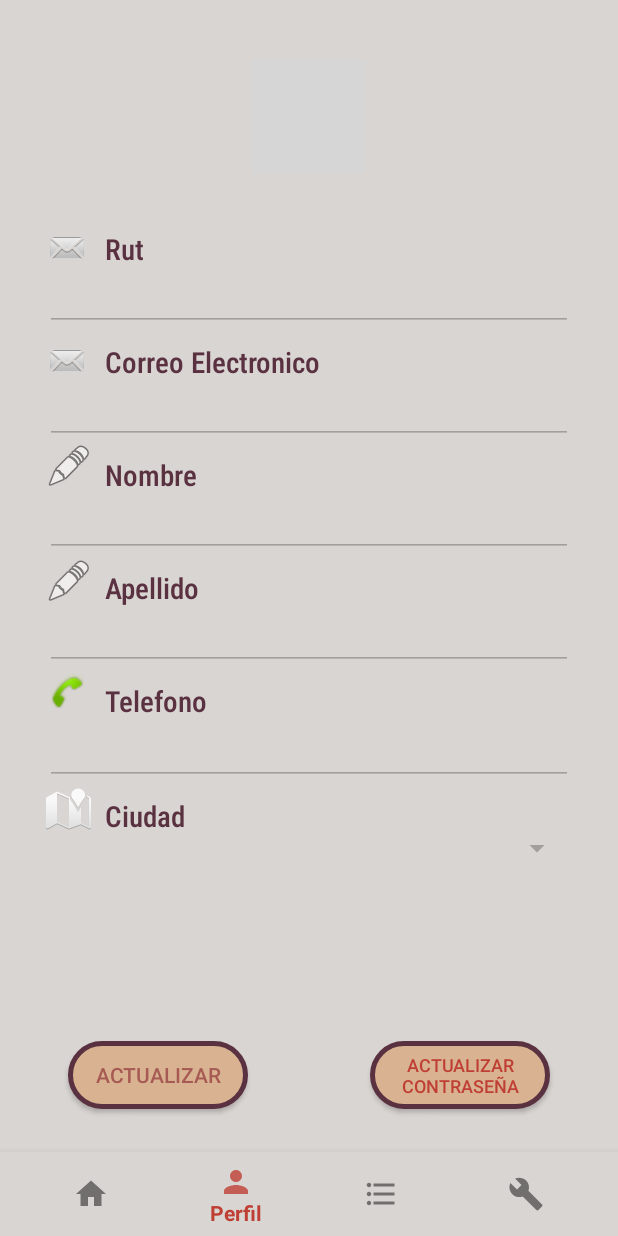
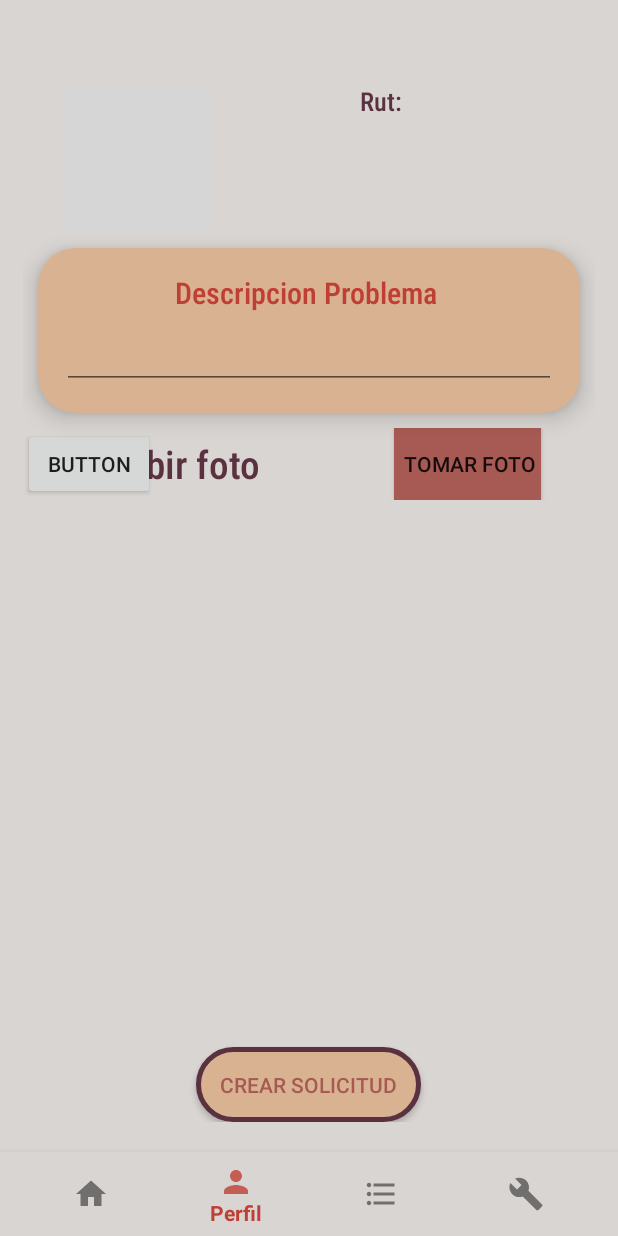
Before and after one commit to eldobal/tesis, an Android app: the menuActivity screen opened directly, with no data from a screen before it, item 2 of the bottom bar chosen, on a phone screen of 412 x 824 dp. Run offline under Robolectric (Android 15) with nearby library versions, the phone set to English and light mode, and no system bars; libraries missing offline, so code that uses them is left out: cn.pedant, com.basgeekball.awesomevalidation; pictures from the network do not load; 1 statement that could not run was skipped; grey boxes are pictures that could not be loaded.

Commit message:
notificaciones solicitudes
primera prueba de implementacion de notificaciones en android

```diff
--- a/app/src/main/java/com/example/practicadiseo/menuActivity.java
+++ b/app/src/main/java/com/example/practicadiseo/menuActivity.java
@@ -105,7 +105,7 @@ public class menuActivity extends AppCompatActivity {
                 public boolean onNavigationItemSelected(@NonNull MenuItem menuItem) {
                     //se muestra el fragment de peril
                     if(menuItem.getItemId()== R.id.menu_profile){
-                        showSelectedFragment(new perfilFragment());
+                        showSelectedFragment(new crearsolicitudFragment());
                     }
                     //se muestra el fragment de rubros
                     if(menuItem.getItemId()== R.id.menu_home){
--- a/app/src/main/java/com/example/practicadiseo/solicitudeFragment.java
+++ b/app/src/main/java/com/example/practicadiseo/solicitudeFragment.java
@@ -246,7 +246,6 @@ public class solicitudeFragment extends Fragment  {
                     for (int i = 0; i < Solicitudesterminadas.size(); i++) {
                         Solicitud soli = new Solicitud();
                         soli = Solicitudesterminadas.get(i);
-
                         if (soli.getEstado().equals("COMPLETADA Y PAGADA")) {
                             listasolicitudterminadasinterna.add(soli);
                          } else {
--- a/app/src/main/res/layout/fragment_crearsolicitud.xml
+++ b/app/src/main/res/layout/fragment_crearsolicitud.xml
@@ -233,6 +233,12 @@
 
                         </Button>
 
+                        <Button
+                            android:id="@+id/btnnotificacionprueba"
+                            android:layout_width="wrap_content"
+                            android:layout_height="wrap_content"
+                            android:text="Button" />
+
                     </RelativeLayout>
 
 
```
Also changed, not shown: app/src/main/java/com/example/practicadiseo/crearsolicitudFragment.java (+62 -3 lines).
